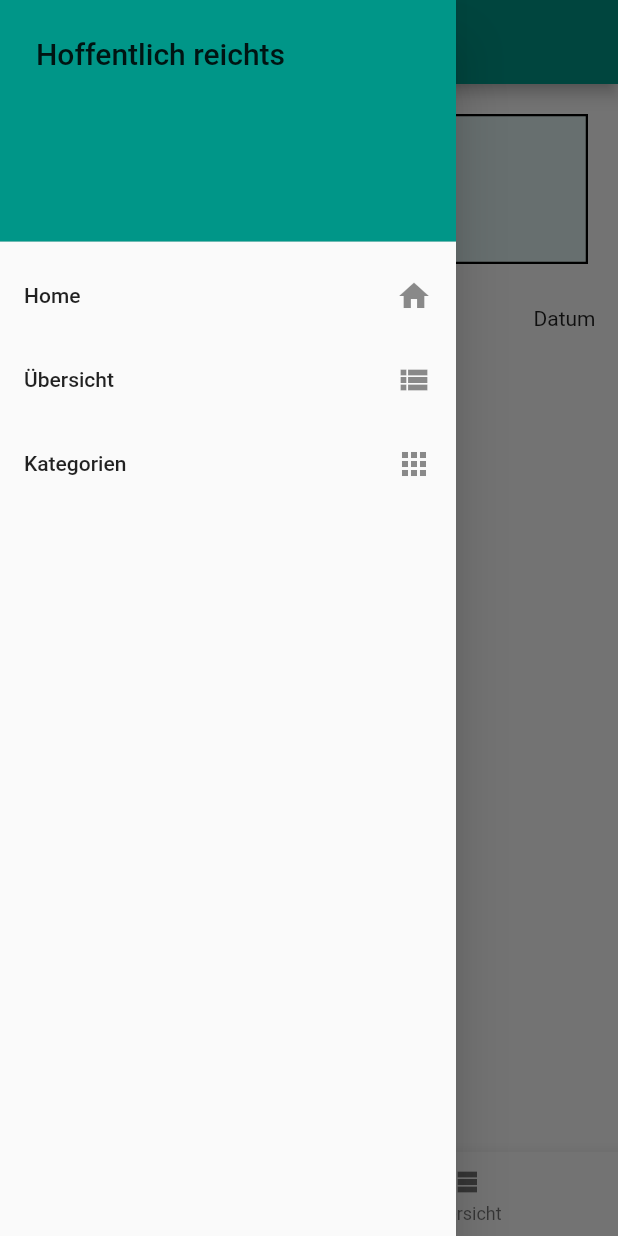
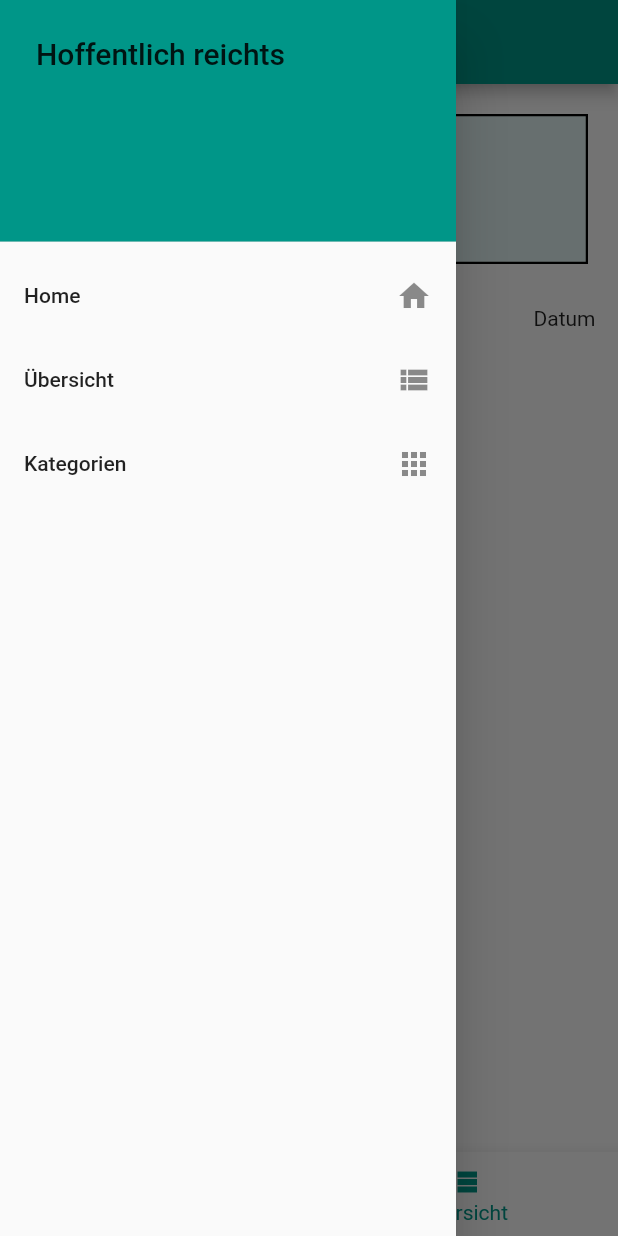
Before and after one commit to danving/finanz_app, a Flutter app: the screen it shows after launch, item 2 of the bottom bar chosen, with the side drawer open, on a phone screen of 412 x 824 dp. Run offline on Flutter 3.47's test engine with Material 2 defaults, Android fonts, the phone set to English and light mode, and no system bars; our stand-ins replace flutter_svg, sqflite; accounts and stored records are empty.

Commit message:
Added: Design branch

```diff
--- a/lib/model/data_model.dart
+++ b/lib/model/data_model.dart
@@ -8,7 +8,7 @@ import 'database.dart';
 
 class DataModel{
 
-  int currentIndex = 0;
+  static int currentIndex = 0;//für BottomNavBar
 
   static final items = <BottomNavigationBarItem> [
     BottomNavigationBarItem(
@@ -23,7 +23,7 @@ class DataModel{
   ];
 
 
-  List<String> categories = [ //ToDo
+  List<String> categories = [
     "Arbeit",
     "Haushalt",
     "Mobilität",
@@ -39,8 +39,7 @@ class DataModel{
 
   static final pages = <Widget> [
     HomeScreen(),
-    OverviewScreen(),
-    CategoriesScreen() //ToDo
+    OverviewScreen()
   ];
 
   Widget getKontostand(BuildContext context) {//Textelement zur Kontostandsanzeige
--- a/lib/screens/home_screen.dart
+++ b/lib/screens/home_screen.dart
@@ -93,7 +93,7 @@ class _HomeScreenState extends State<HomeScreen> {
                     autofocus: false,
                     decoration: InputDecoration(
                       labelText: "Betrag",
-                      hintText: "00.00", //ToDo
+                      hintText: "00.00",
                     ),
                   ),
                 ),
--- a/lib/widgets/bottomNavBar_Widget.dart
+++ b/lib/widgets/bottomNavBar_Widget.dart
@@ -15,10 +15,10 @@ Widget bottomNavBarWidget(context) {
   return BottomNavigationBar(
     items: DataModel.items,
     type: BottomNavigationBarType.fixed,
-    currentIndex: DataModel().currentIndex,
-    selectedItemColor: Colors.teal, //ToDo
+    currentIndex: DataModel.currentIndex,
+    selectedItemColor: Colors.teal, //ToDo selected Item anpassen
     onTap: (int index) {
-      DataModel().currentIndex = index;
+      DataModel.currentIndex = index;
       Navigator.push(
         context,
         MaterialPageRoute(builder: (context) => DataModel.pages[index]),
--- a/lib/widgets/drawer_widget.dart
+++ b/lib/widgets/drawer_widget.dart
@@ -21,7 +21,7 @@ Widget drawerWidget(context) {
           ),
         ),
         drawerList(context, "Home", HomeScreen(), Icon(Icons.home)),
-        drawerList(context, "Übersicht", OverviewScreen(), Icon(Icons.view_list)), //ToDo
+        drawerList(context, "Übersicht", OverviewScreen(), Icon(Icons.view_list)),
         drawerList(context, "Kategorien", CategoriesScreen(), Icon(Icons.apps)),
       ],
     ),
```
Also changed, not shown: lib/screens/categories_screen.dart (+4 -4 lines), assets/svg/other.svg (added), 1 other file.
